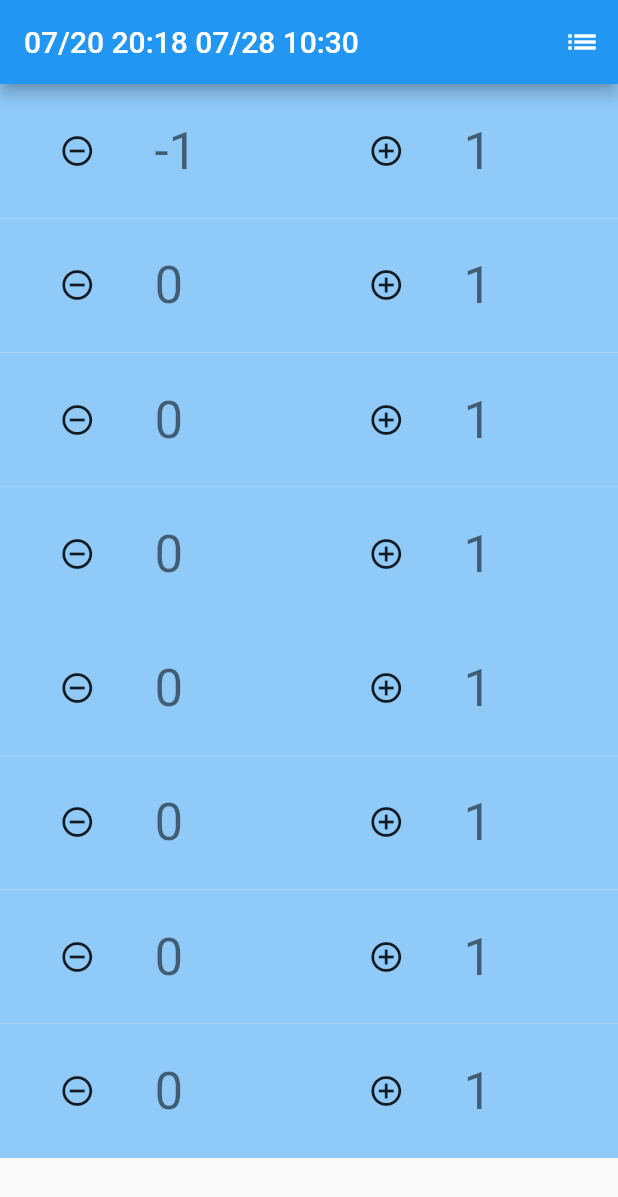
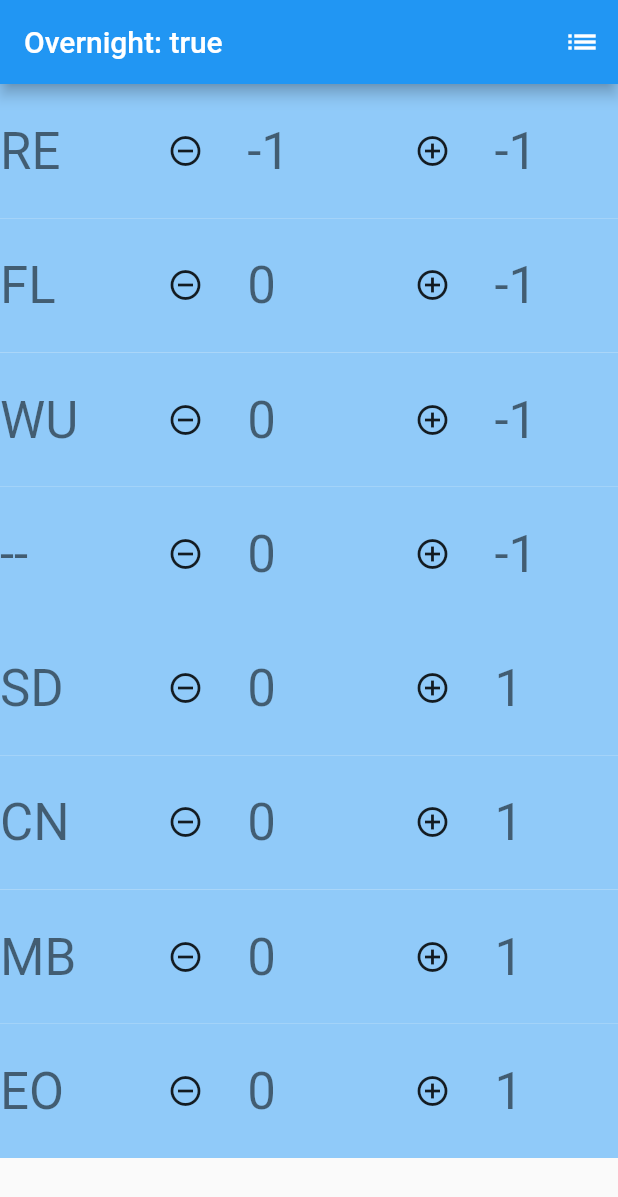
Before and after one commit to lemon-lyman/data_entry, a Flutter app: the screen it shows after launch, after a tap on the "remove circle outline" icon, on a phone screen of 412 x 824 dp. Shown: the top 1197 px of the screen. Run offline on Flutter 3.47's test engine with Material 2 defaults, Android fonts, the phone set to English and light mode, and no system bars; our stand-ins replace csv; statements that could not run were skipped.

Commit message:
overnight operations not working correctly

```diff
--- a/lib/globals.dart
+++ b/lib/globals.dart
@@ -5,6 +5,7 @@ var oldLoginTime = DateTime.parse("1969-07-20 20:18:04Z");
 var yesterdayStats = [0, 0, 0, 0, 0, 0, 0, 0];
 var todayStats = [0, 0, 0, 0, 0, 0, 0, 0];
 var streaks = [0, 0, 0, 0, 0, 0, 0, 0];
-var streaksType = [0, 0, 0, 0, 0, 0, 0, 0];
+var labels = ['RE', 'FL', 'WU', '--', 'SD', 'CN', 'MB', 'EO'];
+var streaksType = [1, 1, 1, 1, 0, 0, 0, 0];
 var overnightFlag = false;
-var gahbage = 'asdf';
+var gahbage = true;
--- a/lib/main.dart
+++ b/lib/main.dart
@@ -8,7 +8,6 @@ import 'package:csv/csv.dart';
 
 Future<String> get _localPath async {
   final directory = await getApplicationDocumentsDirectory();
-  globals.gahbage = directory.path;
   return directory.path;
 }
 
@@ -151,8 +150,8 @@ Future<void> main() async {
   } else {
     globals.streaks = [0, 0, 0, 0, 0, 0, 0, 0];
   }
-
-  if (isOvernight(globals.oldLoginTime, globals.newLoginTime)) {
+  globals.gahbage = isOvernight(globals.oldLoginTime, globals.newLoginTime);
+  if (globals.gahbage) {
     updateStreaks();
     append2Log(globals.yesterdayStats);
     globals.yesterdayStats = await readHotStats('today');
@@ -190,7 +189,8 @@ class _MyHomePageState extends State<MyHomePage> {
     return Scaffold(
 
       appBar: AppBar(
-        title: Text(DateFormat('MM/dd H:m').format(globals.oldLoginTime).toString() + ' ' + DateFormat('MM/dd H:m').format(globals.newLoginTime).toString()),
+//        title: Text(DateFormat('MM/dd H:m').format(globals.oldLoginTime).toString() + ' ' + DateFormat('MM/dd H:m').format(globals.newLoginTime).toString()),
+        title: Text("Overnight: " + globals.gahbage.toString()),
         actions: <Widget>[      // Add 3 lines from here...
           IconButton(icon: Icon(Icons.list), onPressed:  (){}),
         ],                      // ... to here.
@@ -206,6 +206,13 @@ class _MyHomePageState extends State<MyHomePage> {
                 child: new Row(
                   mainAxisAlignment: MainAxisAlignment.center,
                   children: <Widget>[
+
+                    Expanded(
+                      child: Text(
+                        globals.labels[index].toString(),
+                        style: Theme.of(context).textTheme.display1,
+                      ),
+                    ),
 
                     Expanded(
                       child: Container(
```
Lines whose indentation alone changed are shown as unchanged.
